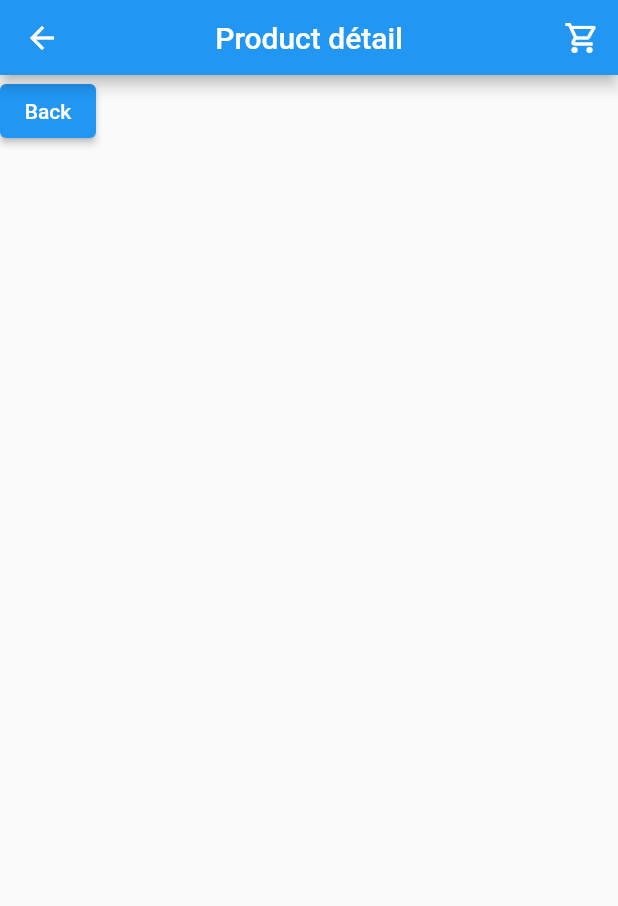
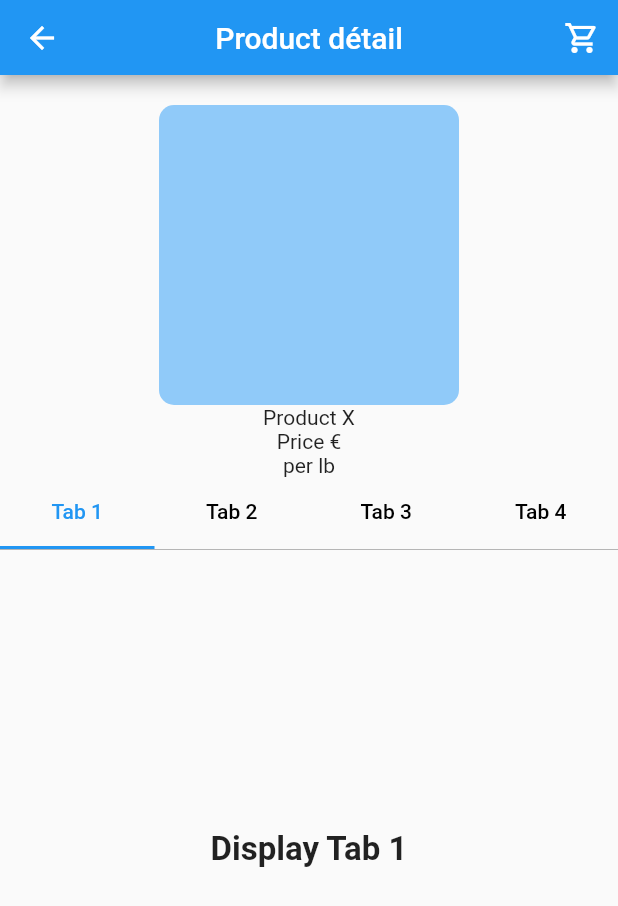
Before and after one commit to antoinebarbier022/app-marche-en-ligne, a Flutter app: the ProductDetailPage screen opened directly, on a phone screen of 412 x 824 dp. Shown: the top 906 px of the screen. Run offline on Flutter 3.47's test engine with Material 2 defaults, Android fonts, the phone set to English and light mode, and no system bars; our stand-ins replace firebase_core; accounts and stored records are empty.

Commit message:
Add tabs in product detail page

```diff
--- a/lib/main.dart
+++ b/lib/main.dart
@@ -20,7 +20,7 @@ class MyApp extends StatelessWidget {
   Widget build(BuildContext context) {
     return MaterialApp(
       title: 'Online Market',
-      debugShowCheckedModeBanner: false,
+      debugShowCheckedModeBanner: true,
       theme: ThemeData(
         primarySwatch: Colors.blue,
       ),
--- a/lib/view/pages/product_detail_page.dart
+++ b/lib/view/pages/product_detail_page.dart
@@ -12,17 +12,73 @@ class ProductDetailPage extends StatelessWidget {
           title: 'Product détail',
         ),
         body: SingleChildScrollView(
-          child: Column(
-            crossAxisAlignment: CrossAxisAlignment.start,
-            children:  [
-              ElevatedButton(
-                child: const Text("Back"),
-                onPressed: () {
-                  Navigator.pop(context);
-                },
+            child: Center(
+                child: Column(
+          children: [
+            const SizedBox(
+              height: 20,
+            ),
+            Container(
+              width: 200,
+              child: AspectRatio(
+                aspectRatio: 1 / 1,
+                child: Container(
+                  decoration: BoxDecoration(
+                    color: Colors.blue[200],
+                    borderRadius: BorderRadius.circular(10),
+                  ),
+                ),
+              ),
+            ),
+            const Text("Product X"),
+            const Text("Price €"),
+            const Text("per lb"),
+
+            DefaultTabController(
+            length: 4, // length of tabs
+            initialIndex: 0,
+            child: Column(crossAxisAlignment: CrossAxisAlignment.stretch, children: <Widget>[
+              const TabBar(
+                labelColor: Colors.blue,
+                unselectedLabelColor: Colors.black,
+                tabs: [
+                  Tab(text: 'Tab 1'),
+                  Tab(text: 'Tab 2'),
+                  Tab(text: 'Tab 3'),
+                  Tab(text: 'Tab 4'),
+                ],
+              ),
+              Container(
+                height: 400, //height of TabBarView
+                decoration: const BoxDecoration(
+                  border: Border(top: BorderSide(color: Colors.grey, width: 0.5))
+                ),
+                child: TabBarView(children: <Widget>[
+                  Container(
+                    child: const Center(
+                      child: Text('Display Tab 1', style: TextStyle(fontSize: 22, fontWeight: FontWeight.bold)),
+                    ),
+                  ),
+                  Container(
+                    child: const Center(
+                      child: Text('Display Tab 2', style: TextStyle(fontSize: 22, fontWeight: FontWeight.bold)),
+                    ),
+                  ),
+                  Container(
+                    child: const Center(
+                      child: Text('Display Tab 3', style: TextStyle(fontSize: 22, fontWeight: FontWeight.bold)),
+                    ),
+                  ),
+                  Container(
+                    child: const Center(
+                      child: Text('Display Tab 4', style: TextStyle(fontSize: 22, fontWeight: FontWeight.bold)),
+                    ),
+                  ),
+                ])
               )
+            ])
+          ),
             ],
-          ),
-        ));
+        ))));
   }
 }
```
